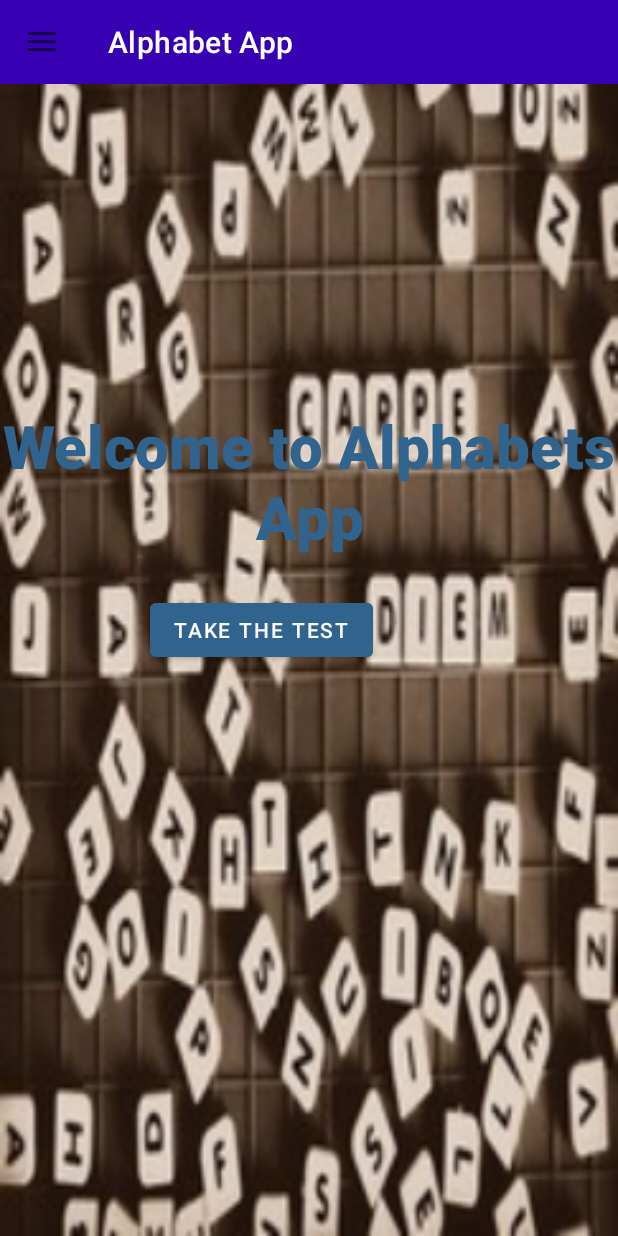
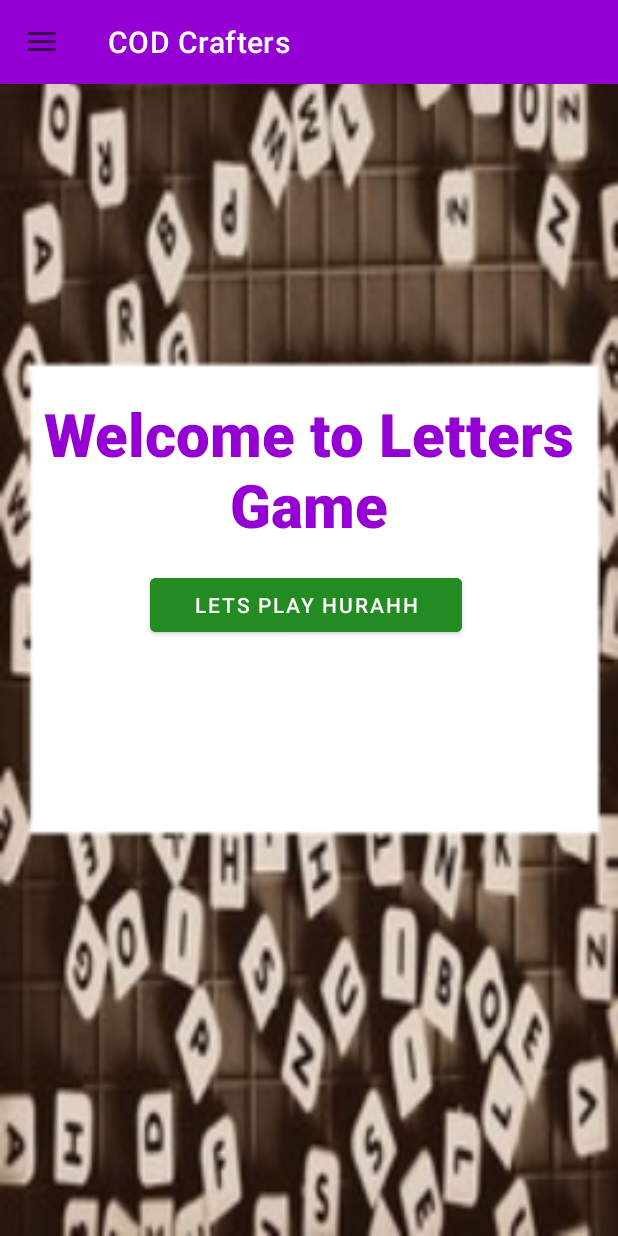
Before and after one commit to UsmanGhias/androidGameDevelopment, an Android app: the screen it shows after launch (Drawer), on a phone screen of 412 x 824 dp. Run offline under Robolectric (Android 15) with nearby library versions, the phone set to English and light mode, and no system bars; Roboto replaces fonts that are not available here.

Commit message:
make light changes

```diff
--- a/LetterGame/app/src/main/res/layout-land/activity_drawer.xml
+++ b/LetterGame/app/src/main/res/layout-land/activity_drawer.xml
@@ -17,33 +17,33 @@
         android:layout_width="match_parent"
         android:layout_height="wrap_content"
         android:id="@+id/toolbar"
-        app:title="Alphabet App"
+        app:title="COD Crafters"
         app:titleTextColor="@color/cardview_light_background"
-        android:background="@color/purple_700"
+        android:background="#228b22"
         />
 
     <TextView
         android:layout_width="wrap_content"
-        android:layout_height="130dp"
+        android:layout_height="105dp"
         android:layout_below="@+id/toolbar"
+        android:layout_marginStart="110dp"
         android:layout_marginTop="40dp"
-        android:layout_marginStart="110dp"
         android:fontFamily="sans-serif-black"
 
         android:gravity="center"
-        android:text="Welcome to Alphabets App"
-        android:textColor="#31638F"
+        android:text="Welcome to Letters Game"
+        android:textColor="#9400d3"
         android:textSize="40sp" />
 
     <Button
         android:id="@+id/button"
-        android:layout_width="wrap_content"
+        android:layout_width="189dp"
+        android:layout_height="wrap_content"
+        android:layout_marginStart="250dp"
         android:layout_marginTop="10dp"
-        android:layout_marginStart="250dp"
-        android:backgroundTint="#31638F"
-        android:textColor="@color/white"
-        android:layout_height="wrap_content"
-        android:text="Take the test" />
+        android:backgroundTint="#228b22"
+        android:text="Lets Play Hurahh"
+        android:textColor="@color/white" />
 </LinearLayout>
 
 <com.google.android.material.navigation.NavigationView
--- a/LetterGame/app/src/main/res/layout/activity_drawer.xml
+++ b/LetterGame/app/src/main/res/layout/activity_drawer.xml
@@ -17,32 +17,32 @@
         android:layout_width="match_parent"
         android:layout_height="wrap_content"
         android:id="@+id/toolbar"
-        app:title="Alphabet App"
+        app:title="COD Crafters"
         app:titleTextColor="@color/cardview_light_background"
-        android:background="@color/purple_700"
+        android:background="#9400d3"
         />
 
     <TextView
-        android:layout_width="wrap_content"
-        android:layout_height="130dp"
+        android:layout_width="match_parent"
+        android:layout_height="113dp"
         android:layout_below="@+id/toolbar"
         android:layout_marginTop="200dp"
         android:fontFamily="sans-serif-black"
 
         android:gravity="center"
-        android:text="Welcome to Alphabets App"
-        android:textColor="#31638F"
+        android:text="Welcome to Letters Game"
+        android:textColor="#9400d3"
         android:textSize="40sp" />
 
     <Button
         android:id="@+id/button"
-        android:layout_width="wrap_content"
+        android:layout_width="208dp"
+        android:layout_height="wrap_content"
+        android:layout_marginStart="100dp"
         android:layout_marginTop="10dp"
-        android:layout_marginStart="100dp"
-        android:backgroundTint="#31638F"
-        android:textColor="@color/white"
-        android:layout_height="wrap_content"
-        android:text="Take the test" />
+        android:backgroundTint="#228b22"
+        android:text="Lets Play hurahh"
+        android:textColor="@color/white" />
 </LinearLayout>
 
 <com.google.android.material.navigation.NavigationView
--- a/LetterGame/app/src/main/res/layout/activity_result.xml
+++ b/LetterGame/app/src/main/res/layout/activity_result.xml
@@ -37,9 +37,9 @@
         android:id="@+id/button3"
         android:layout_width="wrap_content"
         android:layout_height="wrap_content"
-        android:text="Go to Home"
+        android:text="Return Home"
         android:textColor="@color/white"
-        android:backgroundTint="#31638F"
+        android:backgroundTint="#228b22"
         android:layout_marginTop="34dp"
         app:layout_constraintEnd_toEndOf="parent"
         app:layout_constraintStart_toStartOf="parent"
--- a/LetterGame/app/src/main/res/layout/header.xml
+++ b/LetterGame/app/src/main/res/layout/header.xml
@@ -19,7 +19,7 @@
     android:layout_height="wrap_content"
     android:layout_marginTop="15dp"
     android:layout_marginStart="10dp"
-    android:text="Alphabet App"
+    android:text="Letters Game"
     android:textColor="@color/white"
     android:textSize="30sp" />
 
@@ -28,7 +28,7 @@
     android:layout_height="wrap_content"
     android:layout_marginTop="15dp"
     android:layout_marginStart="10dp"
-    android:text="Take the test now!"
+    android:text="Lets Play Hurahh"
     android:textColor="@color/white"
     android:layout_marginBottom="25dp"
 
```
Also changed, not shown: LetterGame/app/src/main/res/layout-land/activity_main.xml (+8 -7 lines), LetterGame/app/src/main/res/layout/activity_main.xml (+9 -21 lines), LetterGame/app/src/main/res/drawable/back.png, LetterGame/app/src/main/res/drawable/back2.png.
